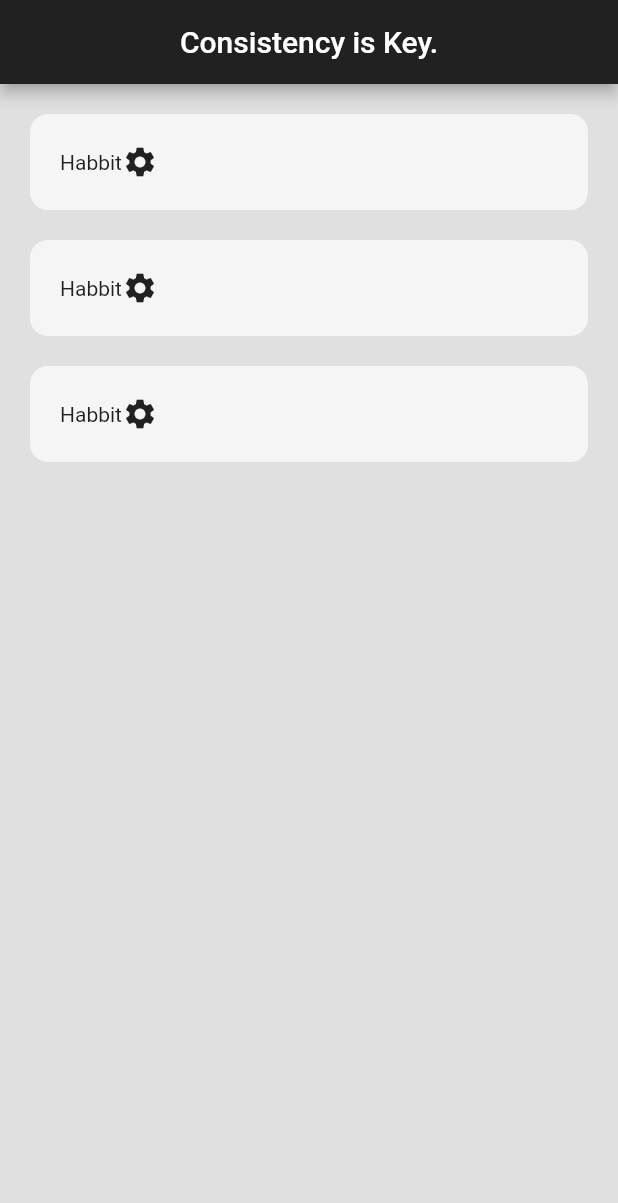
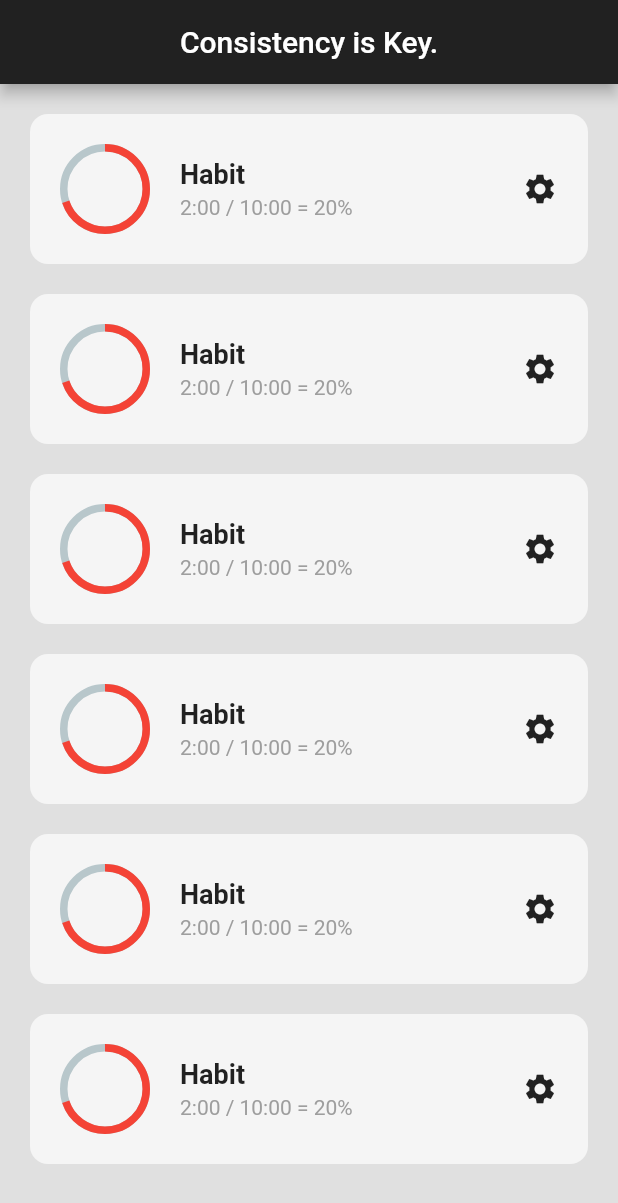
Before and after one commit to Anirudh-rb26/Habit-Tracker, a Flutter app: the screen it shows after launch, on a phone screen of 412 x 824 dp. Shown: the top 1203 px of the screen. Run offline on Flutter 3.47's test engine with Material 2 defaults, Android fonts, the phone set to English and light mode, and no system bars; drawn by our look-alikes of percent_indicator.

Commit message:
Started Building Habit Tiles

```diff
--- a/lib/pages/homepage.dart
+++ b/lib/pages/homepage.dart
@@ -23,6 +23,9 @@ class _HomePageState extends State<HomePage> {
           HabitTile(),
           HabitTile(),
           HabitTile(),
+          HabitTile(),
+          HabitTile(),
+          HabitTile(),
         ],
       ),
     );
--- a/lib/utilities/habittiles.dart
+++ b/lib/utilities/habittiles.dart
@@ -1,4 +1,5 @@
 import 'package:flutter/material.dart';
+import 'package:percent_indicator/circular_percent_indicator.dart';
 
 class HabitTile extends StatelessWidget {
   const HabitTile({super.key});
@@ -12,8 +13,40 @@ class HabitTile extends StatelessWidget {
         decoration: BoxDecoration(
             color: Colors.grey[100], borderRadius: BorderRadius.circular(12)),
         child: Row(
+          mainAxisAlignment: MainAxisAlignment.spaceBetween,
           children: [
-            Text('Habbit'),
+            Row(
+              children: [
+                CircularPercentIndicator(
+                  radius: 30,
+                  percent: 0.7,
+                ),
+
+                const SizedBox(width: 20),
+
+                Column(
+                  crossAxisAlignment: CrossAxisAlignment.start,
+                  children: [
+                    // Habit Name
+                    Text(
+                      'Habit',
+                      style: TextStyle(
+                        fontWeight: FontWeight.bold,
+                        fontSize: 18,
+                      ),
+                    ),
+
+                    const SizedBox(height: 4),
+
+                    // Habit Progress
+                    Text(
+                      '2:00 / 10:00 = 20%',
+                      style: TextStyle(color: Colors.grey),
+                    )
+                  ],
+                ),
+              ],
+            ),
             Icon(Icons.settings),
           ],
         ),
--- a/pubspec.yaml
+++ b/pubspec.yaml
@@ -35,6 +35,7 @@ dependencies:
   # The following adds the Cupertino Icons font to your application.
   # Use with the CupertinoIcons class for iOS style icons.
   cupertino_icons: ^1.0.2
+  percent_indicator: ^4.0.1
 
 dev_dependencies:
   flutter_test:
```
Also changed, not shown: pubspec.lock.
